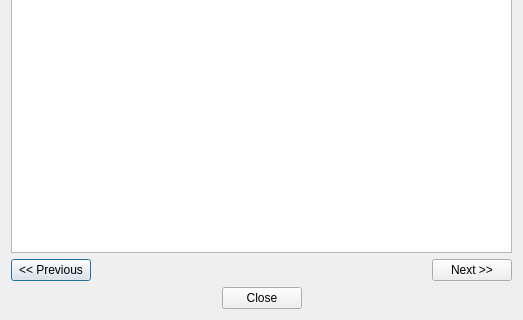
Before: the Qt Designer form googleformspubquiz/ui/SectionWindow.ui in pijll/googleforms-pubquiz, drawn with Qt 5; both pictures show x 0 to 523 and y 286 to 606 of the 523 by 606 pixel window.
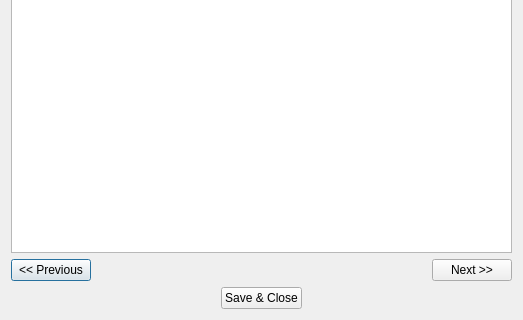
After: the same form once the commit is applied.

```diff
--- a/googleformspubquiz/ui/SectionWindow.ui
+++ b/googleformspubquiz/ui/SectionWindow.ui
@@ -164,7 +164,7 @@
         </sizepolicy>
        </property>
        <property name="text">
-        <string>Close</string>
+        <string>Save &amp;&amp; Close</string>
        </property>
       </widget>
      </item>
```
